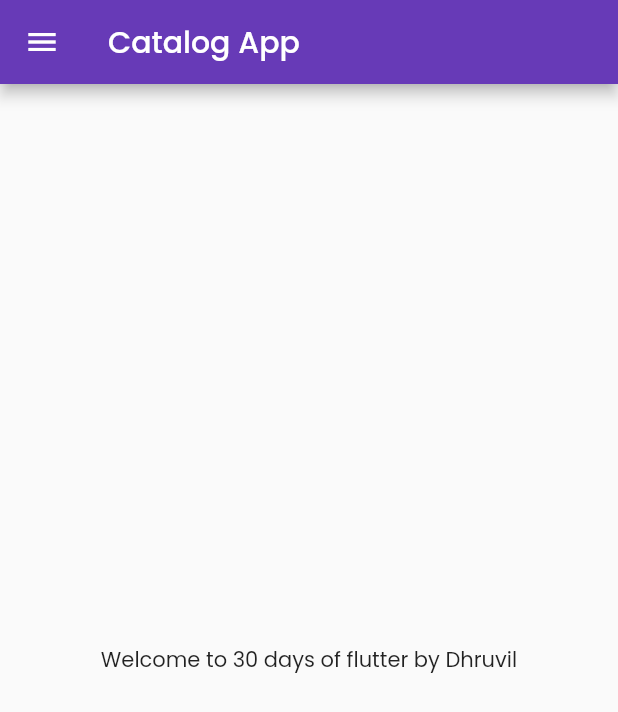
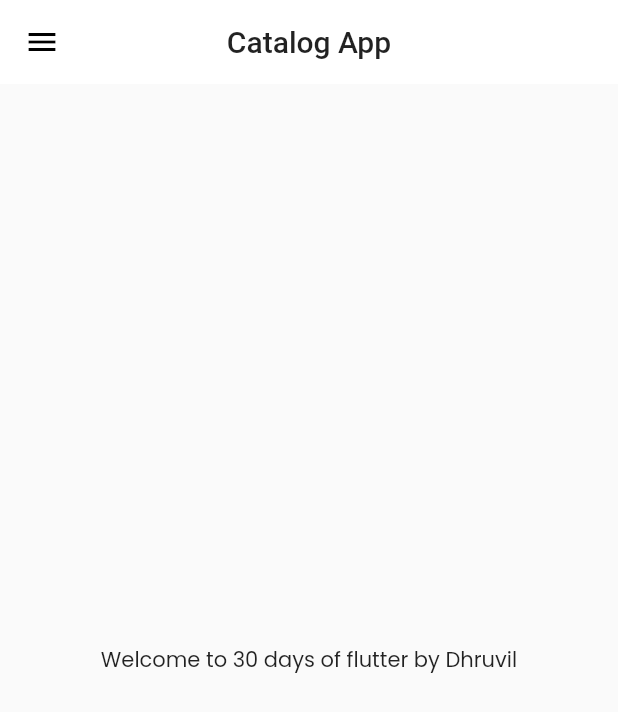
Before and after one commit to dhruvil47/30DaysOfFlutter, a Flutter app: the screen it shows after launch, on a phone screen of 412 x 824 dp. Shown: the top 712 px of the screen. Run offline on Flutter 3.47's test engine with Material 2 defaults, Android fonts, the phone set to English and light mode, and no system bars; our stand-ins replace google_fonts.

Commit message:
themes extracted

```diff
--- a/lib/main.dart
+++ b/lib/main.dart
@@ -1,6 +1,7 @@
 import 'package:ecom_catalog/pages/home_page.dart';
 import 'package:ecom_catalog/pages/login_page.dart';
 import 'package:ecom_catalog/utils/routes.dart';
+import 'package:ecom_catalog/widgets/themes.dart';
 import 'package:flutter/material.dart';
 import 'package:google_fonts/google_fonts.dart';
 
@@ -15,10 +16,8 @@
       debugShowCheckedModeBanner: false,
       //home: HomePage(),
       themeMode: ThemeMode.light,
-      theme: ThemeData(
-          primarySwatch: Colors.deepPurple,
-          fontFamily: GoogleFonts.poppins().fontFamily),
-      darkTheme: ThemeData(brightness: Brightness.dark),
+      theme: MyTheme.lightTheme(context),
+      darkTheme: MyTheme.darkTheme(context),
       initialRoute: MyRoutes.homeRoute,
       routes: {
         "/": (context) => LoginPage(),
--- /dev/null
+++ b/lib/widgets/themes.dart
@@ -0,0 +1,18 @@
+import 'package:flutter/material.dart';
+import 'package:google_fonts/google_fonts.dart';
+
+class MyTheme {
+  static ThemeData lightTheme(BuildContext context) => ThemeData(
+      primarySwatch: Colors.deepPurple,
+      fontFamily: GoogleFonts.poppins().fontFamily,
+      appBarTheme: AppBarTheme(
+        color: Colors.white,
+        elevation: 0.0,
+        iconTheme: IconThemeData(color: Colors.black),
+        textTheme: Theme.of(context).textTheme,
+        centerTitle: true,
+      ));
+
+  static ThemeData darkTheme(BuildContext context) =>
+      ThemeData(brightness: Brightness.dark);
+}
```
